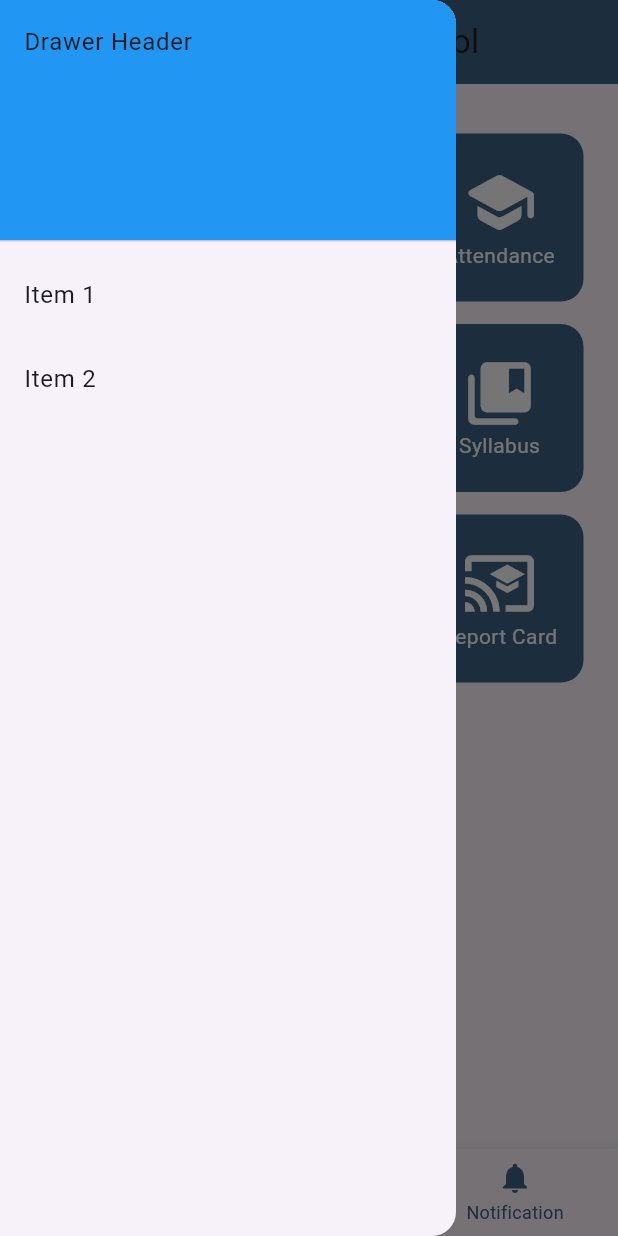
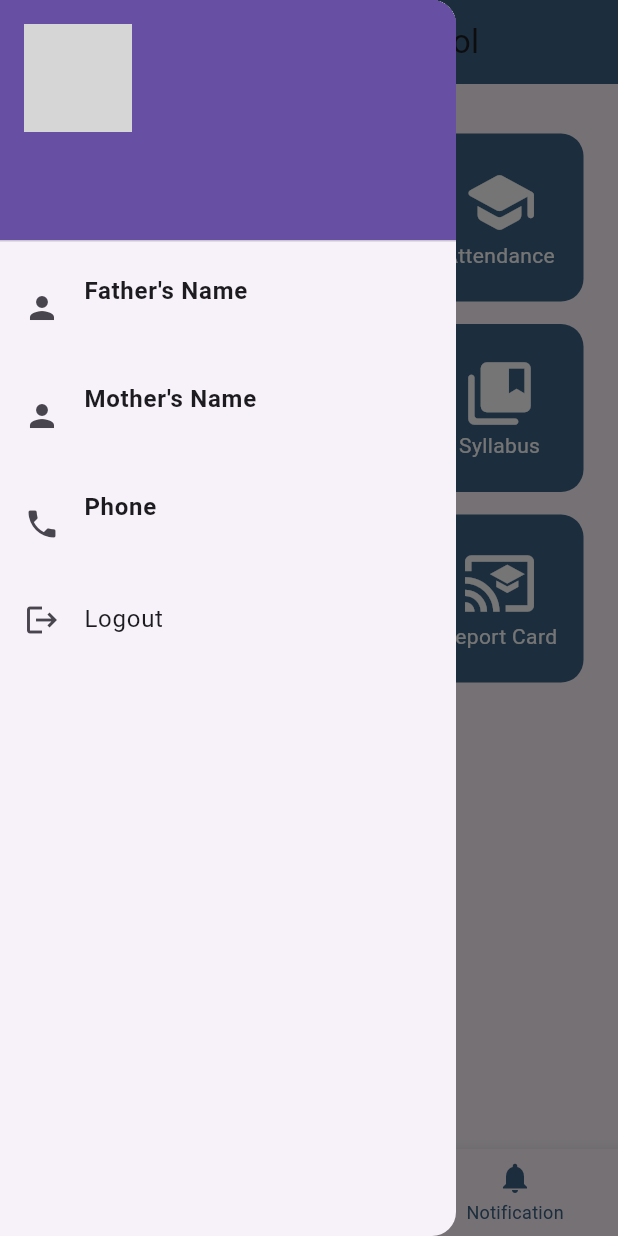
Before and after one commit to Darkethic06/student_app, a Flutter app: the Dashboard screen opened directly, with the side drawer open, on a phone screen of 412 x 824 dp. Run offline on Flutter 3.47's test engine with Material 3 defaults, Android fonts, the phone set to English and light mode, and no system bars; our stand-ins replace flutter_boxicons, shared_preferences; missing offline and left inert: syncfusion_flutter_pdfviewer; accounts and stored records are empty; network calls fail; grey boxes are pictures that could not be loaded.

```diff
--- a/lib/pages/Dashboard.dart
+++ b/lib/pages/Dashboard.dart
@@ -1,9 +1,14 @@
+import 'dart:convert';
+
 import 'package:flutter/material.dart';
+import 'package:shared_preferences/shared_preferences.dart';
 import 'package:studentapp/pages/Fee.dart';
-import 'package:studentapp/pages/HomePage.dart';
 import 'package:studentapp/pages/Menu.dart';
 import 'package:studentapp/pages/Notification.dart';
 import 'package:studentapp/utils/myColors.dart';
+import 'package:http/http.dart' as http;
+
+import '../utils/api.dart';
 
 class Dashboard extends StatefulWidget {
   const Dashboard({super.key});
@@ -21,6 +26,40 @@ class _DashboardState extends State<Dashboard> {
   }
 
   final pages = [FeePage(), MenuPage(), NotificationPage()];
+
+  // String apiResponse = '';
+  String name = '';
+  String email = '';
+  String studentCode = '';
+  String phone = '';
+  String fathers_name = '';
+  String mothers_name = '';
+  String imageUrl = '';
+
+  Future<void> fetchProfile() async {
+    final prefs = await SharedPreferences.getInstance();
+    final token = prefs.getString('token');
+    final uri = Uri.parse('$basePath/user');
+    final headers = {'Authorization': 'Bearer $token'};
+    final response = await http.get(uri, headers: headers);
+
+    final data = jsonDecode(response.body);
+    setState(() {
+      name = data['data']['full_name'];
+      studentCode = data['data']['student_code'];
+      phone = data['data']['phone'];
+      fathers_name = data['data']['fathers_name'];
+      mothers_name = data['data']['mothers_name'];
+      imageUrl = data['data']['profile_photo_url'];
+    });
+  }
+
+  @override
+  void initState() {
+    super.initState();
+    fetchProfile();
+  }
+
   @override
   Widget build(BuildContext context) {
     return Scaffold(
@@ -30,32 +69,40 @@ class _DashboardState extends State<Dashboard> {
         backgroundColor: mainColor,
       ),
       drawer: Drawer(
-        // Add a ListView to the drawer. This ensures the user can scroll
-        // through the options in the drawer if there isn't enough vertical
-        // space to fit everything.
         child: ListView(
-          // Important: Remove any padding from the ListView.
           padding: EdgeInsets.zero,
           children: [
-            const DrawerHeader(
-              decoration: BoxDecoration(
-                color: Colors.blue,
-              ),
-              child: Text('Drawer Header'),
+            UserAccountsDrawerHeader(
+                accountName: Text(name),
+                accountEmail: Text(studentCode),
+                currentAccountPicture: CircleAvatar(
+                  backgroundImage: NetworkImage(imageUrl),
+                )),
+            ListTile(
+              leading: Icon(Icons.person),
+              title: Text("Father\'s Name",
+                  style: TextStyle(fontWeight: FontWeight.w700)),
+              subtitle: Text(fathers_name), // Close drawer on tap
             ),
             ListTile(
-              title: const Text('Item 1'),
-              onTap: () {
-                // Update the state of the app.
-                // ...
-              },
+              leading: Icon(Icons.person),
+              title: Text(
+                "Mother\'s Name",
+                style: TextStyle(fontWeight: FontWeight.w700),
+              ), // Close drawer on tap
+              subtitle: Text(mothers_name), // Close drawer on tap
             ),
             ListTile(
-              title: const Text('Item 2'),
-              onTap: () {
-                // Update the state of the app.
-                // ...
-              },
+              leading: Icon(Icons.phone),
+              title: Text("Phone",
+                  style: TextStyle(
+                      fontWeight: FontWeight.w700)), // Close drawer on tap
+              subtitle: Text(phone), // Close drawer on tap
+            ),
+            ListTile(
+              leading: Icon(Icons.logout),
+              title: Text('Logout'),
+              onTap: () => Navigator.pop(context), // Close drawer on tap
             ),
           ],
         ),
--- a/lib/pages/Login.dart
+++ b/lib/pages/Login.dart
@@ -65,7 +65,6 @@ class _LoginPageState extends State<LoginPage> {
                           EdgeInsets.symmetric(horizontal: 20, vertical: 20),
                       child: TextField(
                         controller: _studentCode,
-                        keyboardType: TextInputType.number,
                         decoration: InputDecoration(
                             fillColor: Colors.white,
                             filled: true,
@@ -158,8 +157,10 @@ class _LoginPageState extends State<LoginPage> {
       String token = data['token'];
       final prefs = await SharedPreferences.getInstance();
       await prefs.setString('token', token);
+      // if (token != null) {
       Navigator.of(context).pushReplacement(
           MaterialPageRoute(builder: (context) => Dashboard()));
+      // }R
     } else {
       final data = jsonDecode(response.body);
 
--- a/lib/pages/Menu.dart
+++ b/lib/pages/Menu.dart
@@ -2,6 +2,7 @@ import 'package:flutter/material.dart';
 import 'package:studentapp/pages/Assignments.dart';
 import 'package:studentapp/pages/Classmate.dart';
 import 'package:studentapp/pages/Fee.dart';
+import 'package:studentapp/pages/Gallery.dart';
 import 'package:studentapp/pages/Notice.dart';
 import 'package:studentapp/pages/ReportCard.dart';
 import 'package:studentapp/pages/SubjectTeacher.dart';
@@ -118,10 +119,16 @@ class _MenuPageState extends State<MenuPage> {
                         mySize: 50,
                       ),
                     ),
-                    FeatureCard(
-                      name: "Gallery",
-                      featureIcon: Icons.image,
-                      mySize: 50,
+                    GestureDetector(
+                      onTap: () {
+                        Navigator.of(context).push(MaterialPageRoute(
+                            builder: (context) => GalleryPage()));
+                      },
+                      child: FeatureCard(
+                        name: "Gallery",
+                        featureIcon: Icons.image,
+                        mySize: 50,
+                      ),
                     ),
                   ],
                 ),
```
Also changed, not shown: lib/pages/Gallery.dart (added, +61 -0 lines), lib/pages/Syllabus.dart (+65 -21 lines), lib/pages/ViewSyllabusPdf.dart (added, +23 -0 lines), pubspec.yaml (+9 -1 lines), assets/icon/icon.png (added), pubspec.lock, 36 other files.
